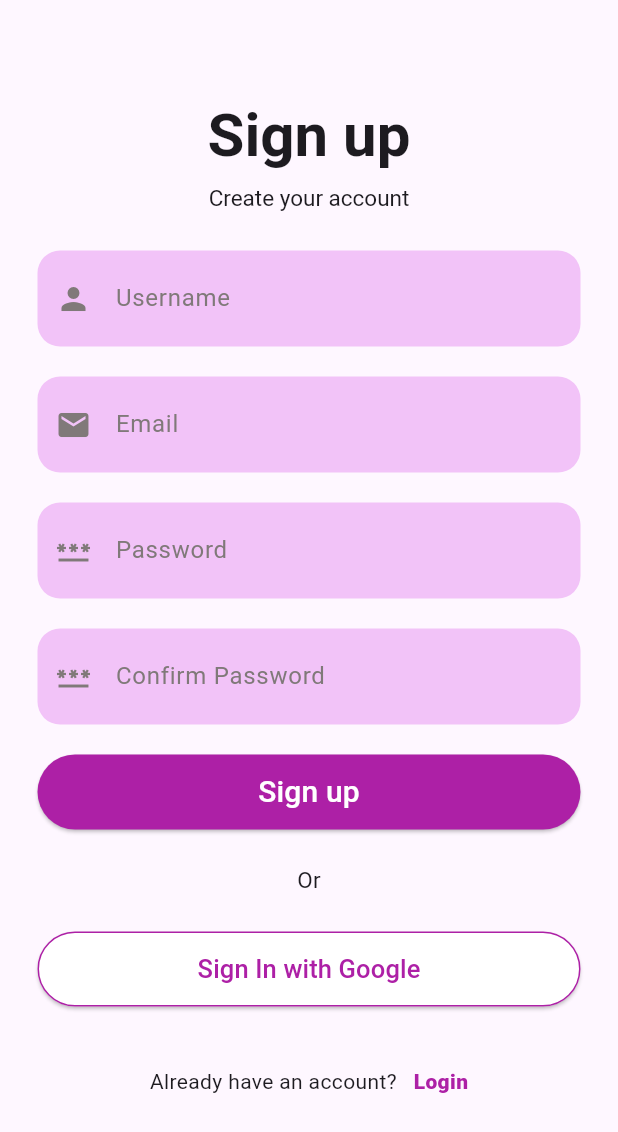
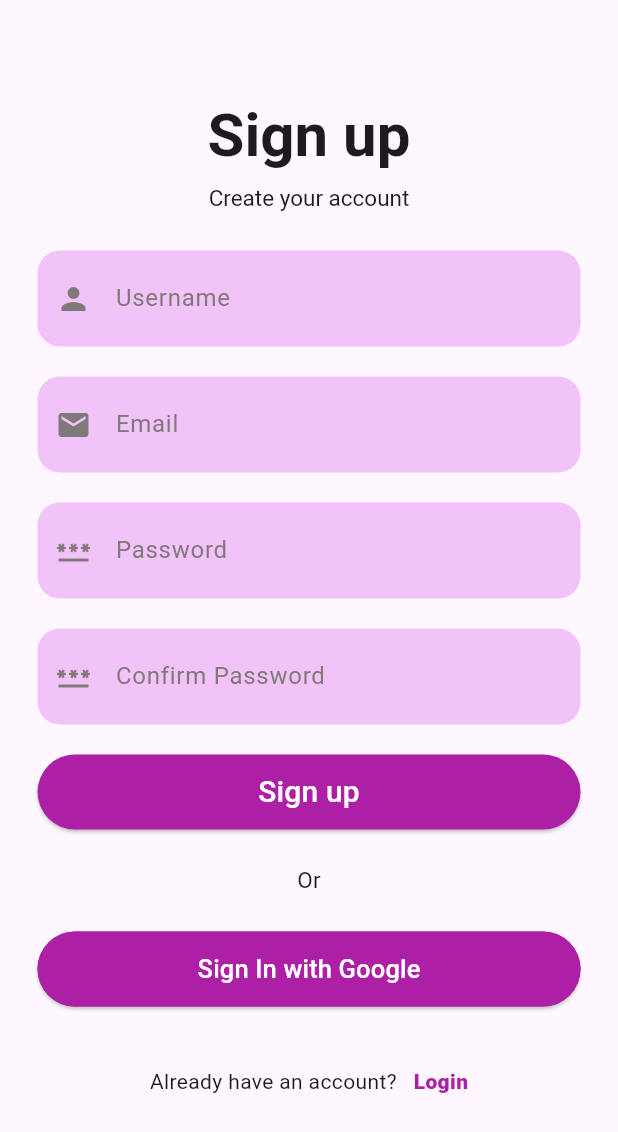
Before and after one commit to suupss/Whatsapp, a Flutter app: the SignUpPage screen opened by its route, on a phone screen of 412 x 824 dp. Shown: the top 1132 px of the screen. Run offline on Flutter 3.47's test engine with Material 3 defaults, Android fonts, the phone set to English and light mode, and no system bars; network calls fail.

```diff
--- a/lib/signup_page/view/form_page_view.dart
+++ b/lib/signup_page/view/form_page_view.dart
@@ -93,9 +93,7 @@ class _MyWidgetState extends State<MyWidget> {
             height: 50,
             child: ElevatedButton(
               onPressed: () {},
-              style: TextButton.styleFrom(
-                foregroundColor: const Color.fromARGB(255, 173, 32, 166),
-                backgroundColor: Colors.white,
+              style: ElevatedButton.styleFrom(
                 side:
                     const BorderSide(color: Color.fromARGB(255, 173, 32, 166)),
               ),
```
